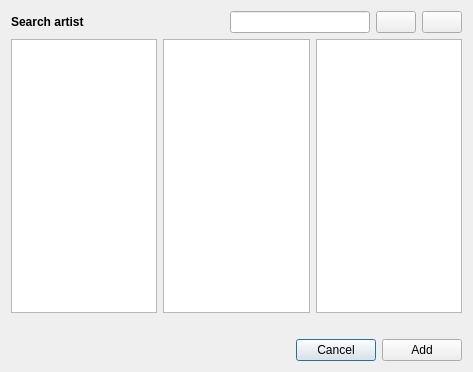
Before: the Qt Designer form src/3rdParty/Soundcloud/ui/GUI_SoundcloudArtistSearch.ui in return42/sayonara, drawn with Qt 5.
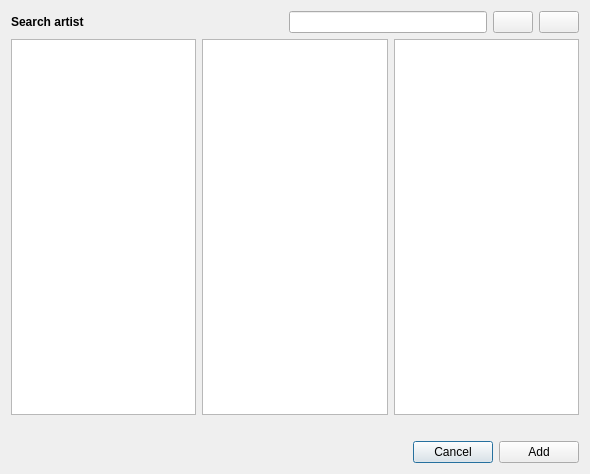
After: the same form once the commit is applied. Icons and pictures are not drawn.

Commit message: soundcloud artist search

What changed in the file:
```diff
--- a/src/3rdParty/Soundcloud/ui/GUI_SoundcloudArtistSearch.ui
+++ b/src/3rdParty/Soundcloud/ui/GUI_SoundcloudArtistSearch.ui
@@ -6,8 +6,8 @@
    <rect>
     <x>0</x>
     <y>0</y>
-    <width>473</width>
-    <height>372</height>
+    <width>590</width>
+    <height>474</height>
    </rect>
   </property>
   <property name="windowTitle">
@@ -17,7 +17,7 @@
    <item row="2" column="0">
     <widget class="QListWidget" name="list_artists"/>
    </item>
-   <item row="4" column="0" colspan="3">
+   <item row="5" column="0" colspan="3">
     <layout class="QHBoxLayout" name="horizontalLayout">
      <item>
       <widget class="QLabel" name="lab_status">
@@ -122,21 +122,21 @@
      </item>
     </layout>
    </item>
-   <item row="3" column="0">
+   <item row="4" column="0">
     <widget class="QLabel" name="lab_n_artists">
      <property name="text">
       <string/>
      </property>
     </widget>
    </item>
-   <item row="3" column="1">
+   <item row="4" column="1">
     <widget class="QLabel" name="lab_n_playlists">
      <property name="text">
       <string/>
      </property>
     </widget>
    </item>
-   <item row="3" column="2">
+   <item row="4" column="2">
     <widget class="QLabel" name="lab_n_tracks">
      <property name="text">
       <string/>
```
The commit also changes 14 other files.
